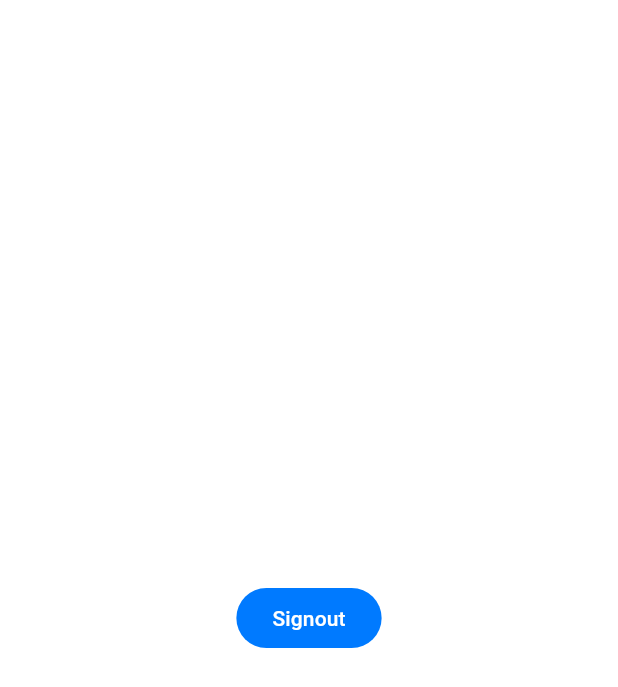
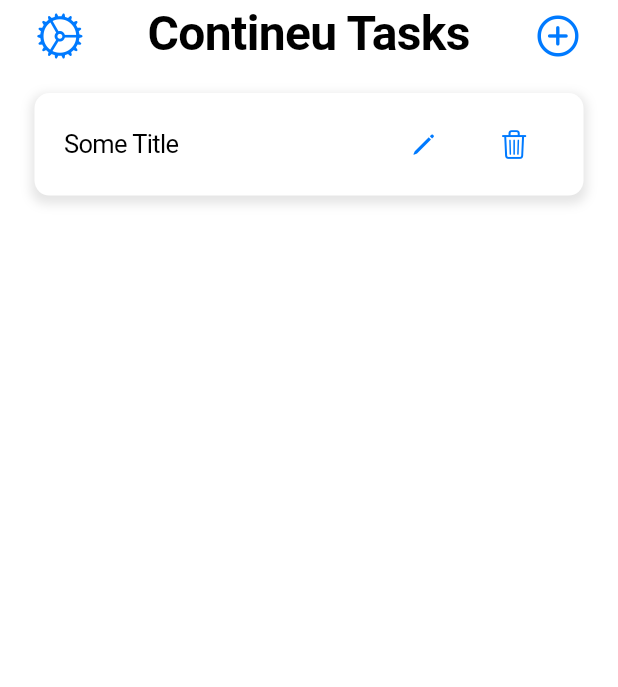
Before and after one commit to Jayakrishnan-manoj/Contineu-task, a Flutter app: the HomeScreen screen opened directly, on a phone screen of 412 x 824 dp. Shown: the top 687 px of the screen. Run offline on Flutter 3.47's test engine with Material 3 defaults, Android fonts, the phone set to English and light mode, and no system bars; our stand-ins replace firebase_auth, firebase_core; accounts and stored records are empty; network calls fail.

Commit message:
add: home and add task ui

```diff
--- a/lib/screens/create_account_screen.dart
+++ b/lib/screens/auth/create_account_screen.dart
@@ -1,5 +1,5 @@
 import 'package:contineu/screens/home_screen.dart';
-import 'package:contineu/screens/login_screen.dart';
+import 'package:contineu/screens/auth/login_screen.dart';
 import 'package:contineu/services/auth_service.dart';
 import 'package:contineu/widgets/custom_textfield.dart';
 import 'package:flutter/cupertino.dart';
--- a/lib/screens/login_screen.dart
+++ b/lib/screens/auth/login_screen.dart
@@ -1,7 +1,7 @@
 // ignore_for_file: prefer_const_literals_to_create_immutables, prefer_const_constructors
 
-import 'package:contineu/screens/create_account_screen.dart';
-import 'package:contineu/screens/forgot_password_screen.dart';
+import 'package:contineu/screens/auth/create_account_screen.dart';
+import 'package:contineu/screens/auth/forgot_password_screen.dart';
 import 'package:contineu/screens/home_screen.dart';
 import 'package:contineu/services/auth_service.dart';
 import 'package:contineu/widgets/custom_textfield.dart';
--- a/lib/screens/home_screen.dart
+++ b/lib/screens/home_screen.dart
@@ -1,5 +1,6 @@
-import 'package:contineu/screens/login_screen.dart';
+import 'package:contineu/screens/auth/login_screen.dart';
 import 'package:contineu/services/auth_service.dart';
+import 'package:contineu/widgets/custom_listtile.dart';
 import 'package:flutter/cupertino.dart';
 import 'package:flutter/material.dart';
 
@@ -14,15 +15,89 @@ class _HomeScreenState extends State<HomeScreen> {
   @override
   Widget build(BuildContext context) {
     return CupertinoPageScaffold(
-      child: Center(
-        child: FilledButton(
-          onPressed: () async {
-            await AuthService().signOut().whenComplete(() {
-              Navigator.of(context).pushReplacement(
-                  CupertinoPageRoute(builder: (context) => LoginScreen()));
-            });
+      navigationBar: CupertinoNavigationBar(
+        border: null,
+        backgroundColor: Colors.transparent,
+        leading: IconButton(
+          onPressed: () {},
+          icon: Icon(
+            CupertinoIcons.settings,
+          ),
+        ),
+        middle: Text(
+          "Contineu Tasks",
+          style: TextStyle(
+            fontSize: 32,
+          ),
+        ),
+        trailing: IconButton(
+          onPressed: () {
+            showCupertinoModalPopup(
+                context: context,
+                builder: (BuildContext builder) {
+                  return CupertinoPopupSurface(
+                    child: AnimatedPadding(
+                      duration: const Duration(milliseconds: 300),
+                      padding: EdgeInsets.only(
+                          bottom: MediaQuery.of(context).viewInsets.bottom),
+                      child: Container(
+                        padding: EdgeInsets.all(20),
+                        alignment: Alignment.center,
+                        width: double.infinity,
+                        color: Colors.white,
+                        height: 500,
+                        child: Column(
+                          children: [
+                            SizedBox(
+                              height: 100,
+                              child: CupertinoTextField(
+                                padding: EdgeInsets.all(10),
+                                decoration: BoxDecoration(
+                                    color: CupertinoColors.systemGrey5,
+                                    borderRadius: BorderRadius.circular(10)),
+                              ),
+                            ),
+                            const SizedBox(
+                              height: 30,
+                            ),
+                            FilledButton(
+                              onPressed: () {},
+                              child: Text("Add Task"),
+                              style: ButtonStyle(
+                                backgroundColor: WidgetStatePropertyAll(
+                                    CupertinoColors.darkBackgroundGray),
+                                shape: WidgetStatePropertyAll(
+                                  RoundedRectangleBorder(
+                                    borderRadius: BorderRadius.all(
+                                      Radius.circular(8),
+                                    ),
+                                  ),
+                                ),
+                              ),
+                            )
+                          ],
+                        ),
+                      ),
+                    ),
+                  );
+                });
           },
-          child: Text("Signout"),
+          icon: Icon(
+            CupertinoIcons.add_circled,
+          ),
+        ),
+      ),
+      child: SafeArea(
+        child: Padding(
+          padding: const EdgeInsets.symmetric(vertical: 10, horizontal: 15),
+          child: ListView(
+            children: [
+              CustomListtile(
+                title: " Some Title",
+              ),
+              // Add more todo items here
+            ],
+          ),
         ),
       ),
     );
--- /dev/null
+++ b/lib/services/database_service.dart
@@ -0,0 +1,3 @@
+class DatabaseService {
+
+}
--- /dev/null
+++ b/lib/widgets/custom_listtile.dart
@@ -0,0 +1,65 @@
+import 'package:flutter/cupertino.dart';
+import 'package:flutter/material.dart';
+
+class CustomListtile extends StatelessWidget {
+  const CustomListtile({
+    super.key,
+    required this.title,
+  });
+
+  final String title;
+
+  @override
+  Widget build(BuildContext context) {
+    return Dismissible(
+      key: Key(title),
+      background: Container(color: CupertinoColors.destructiveRed),
+      onDismissed: (direction) {
+        // Handle delete
+      },
+      child: Padding(
+        padding: const EdgeInsets.all(8.0),
+        child: Container(
+          decoration: BoxDecoration(
+            color: CupertinoColors.white,
+            borderRadius: BorderRadius.circular(10.0),
+            boxShadow: [
+              BoxShadow(
+                color: CupertinoColors.black.withOpacity(0.1),
+                spreadRadius: 2,
+                blurRadius: 5,
+                offset: Offset(0, 3),
+              ),
+            ],
+          ),
+          child: Padding(
+            padding:
+                const EdgeInsets.symmetric(horizontal: 16.0, vertical: 8.0),
+            child: Row(
+              mainAxisAlignment: MainAxisAlignment.spaceBetween,
+              children: [
+                Text(title),
+                Row(
+                  children: [
+                    CupertinoButton(
+                      child: Icon(CupertinoIcons.pencil),
+                      onPressed: () {
+                        // Edit task functionality
+                      },
+                    ),
+                    CupertinoButton(
+                      child: Icon(CupertinoIcons.delete),
+                      onPressed: () {
+                        // Delete task functionality
+                      },
+                    ),
+                  ],
+                ),
+              ],
+            ),
+          ),
+        ),
+      ),
+    );
+  }
+}
```
Also changed, not shown: lib/main.dart (+5 -2 lines), lib/screens/auth/forgot_password_screen.dart (renamed from lib/screens/forgot_password_screen.dart).
